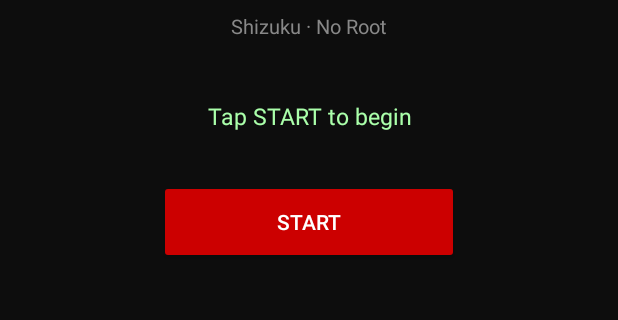
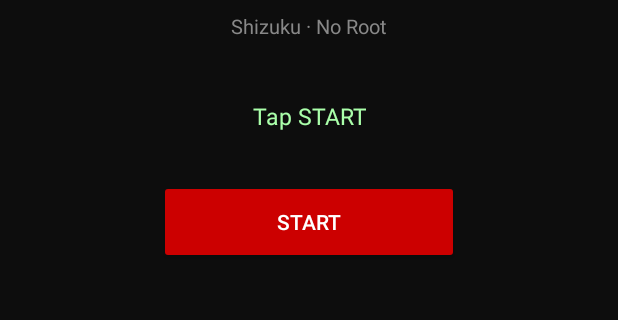
Before and after one commit to Sun12344513/FFAimbot, an Android app: the layout activity_main.xml on its own in the app's theme, with its tools: preview values and no code run, on a phone screen of 412 x 824 dp, the part 510-830 px from its top. Run offline under Robolectric (Android 15) with nearby library versions, the phone set to English and light mode, and no system bars.

Commit message:
Add layout for main activity with UI elements

```diff
--- a/app/src/main/res/layout/activity_main.xml
+++ b/app/src/main/res/layout/activity_main.xml
@@ -1,45 +1,46 @@
 <?xml version="1.0" encoding="utf-8"?>
-<LinearLayout xmlns:android="http://schemas.android.com/apk/res/android"
+<LinearLayout
+    xmlns:android="http://schemas.android.com/apk/res/android"
     android:layout_width="match_parent"
     android:layout_height="match_parent"
     android:orientation="vertical"
     android:gravity="center"
     android:padding="32dp"
-    android:background="#0D0D0D">
+    android:background="@color/bg_dark">
 
     <TextView
+        android:layout_width="wrap_content"
+        android:layout_height="wrap_content"
         android:text="FFAimbot OB55"
-        android:textColor="#FFFFFF"
+        android:textColor="@color/white"
         android:textSize="24sp"
         android:textStyle="bold"
-        android:layout_marginBottom="8dp"
-        android:layout_width="wrap_content"
-        android:layout_height="wrap_content"/>
+        android:layout_marginBottom="8dp" />
 
     <TextView
+        android:layout_width="wrap_content"
+        android:layout_height="wrap_content"
         android:text="Shizuku · No Root"
-        android:textColor="#888888"
+        android:textColor="@color/gray"
         android:textSize="13sp"
-        android:layout_marginBottom="40dp"
-        android:layout_width="wrap_content"
-        android:layout_height="wrap_content"/>
+        android:layout_marginBottom="40dp" />
 
     <TextView
         android:id="@+id/tvStatus"
-        android:text="Tap START to begin"
-        android:textColor="#AAFFAA"
+        android:layout_width="wrap_content"
+        android:layout_height="wrap_content"
+        android:text="Tap START"
+        android:textColor="@color/green_status"
         android:textSize="15sp"
         android:gravity="center"
-        android:layout_marginBottom="32dp"
-        android:layout_width="wrap_content"
-        android:layout_height="wrap_content"/>
+        android:layout_marginBottom="32dp" />
 
     <Button
         android:id="@+id/btnAction"
+        android:layout_width="200dp"
+        android:layout_height="56dp"
         android:text="START"
-        android:backgroundTint="#CC0000"
-        android:textColor="#FFFFFF"
-        android:layout_width="200dp"
-        android:layout_height="56dp"/>
+        android:textColor="@color/white"
+        android:backgroundTint="@color/red_primary" />
 
 </LinearLayout>
```
